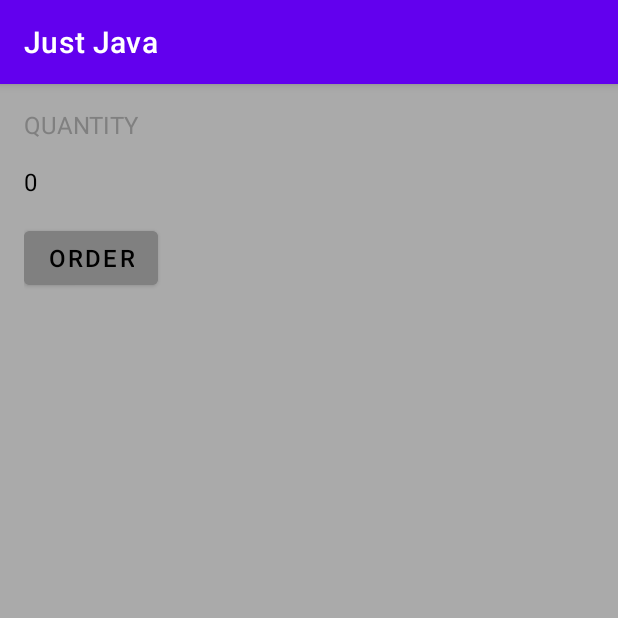
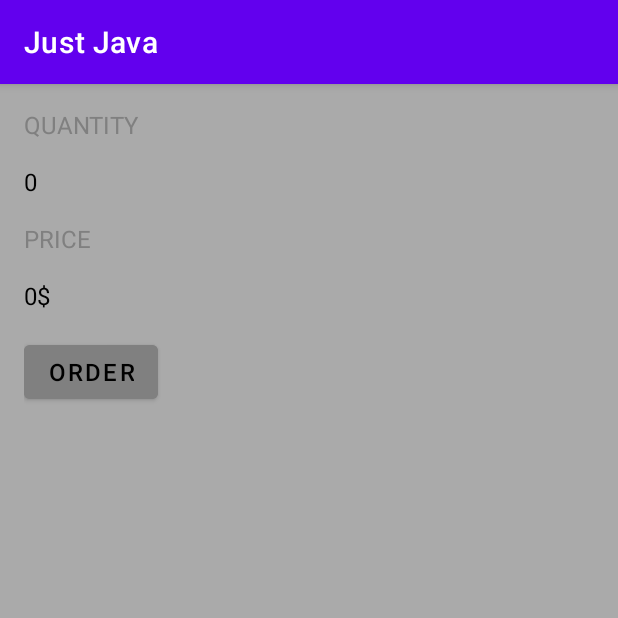
Before and after one commit to NarutoBratishka/Android-cost-calculator, an Android app: the screen it shows after launch (MainActivity), on a phone screen of 412 x 824 dp, the top half of it. Run offline under Robolectric (Android 15) with nearby library versions, the phone set to English and light mode, and no system bars.

Commit message:
add textView, button and operation onClick

```diff
--- a/app/src/main/java/com/example/android/justjava/MainActivity.java
+++ b/app/src/main/java/com/example/android/justjava/MainActivity.java
@@ -1,8 +1,15 @@
 package com.example.android.justjava;
 
+import android.os.Bundle;
 import androidx.appcompat.app.AppCompatActivity;
+import android.view.View;
+import android.widget.TextView;
 
-import android.os.Bundle;
+import java.text.NumberFormat;
+//import com.example.android.justjava.R;
+
+
+
 
 public class MainActivity extends AppCompatActivity {
 
@@ -11,4 +18,29 @@ public class MainActivity extends AppCompatActivity {
         super.onCreate(savedInstanceState);
         setContentView(R.layout.activity_main);
     }
+
+    /**
+
+     This method is called when the order button is clicked.
+     */
+    public void submitOrder(View view) {
+        display(1);
+        displayPrice(1);
+    }
+    /**
+
+     This method displays the given quantity value on the screen.
+     */
+    private void display(int number) {
+        TextView quantityTextView = (TextView) findViewById(R.id.quantity_text_view);
+        quantityTextView.setText("" + number);
+    }
+
+    /**
+     * This method displays the given price on the screen.
+     */
+    private void displayPrice(int number) {
+        TextView priceTextView = (TextView) findViewById(R.id.price_text_view);
+        priceTextView.setText(NumberFormat.getCurrencyInstance().format(number));
+    }
 }
--- a/app/src/main/res/layout/activity_main.xml
+++ b/app/src/main/res/layout/activity_main.xml
@@ -14,7 +14,7 @@
         android:layout_alignParentLeft="true"
         android:layout_alignParentTop="true"
         android:layout_marginBottom="16dp"
-        android:text="@string/quantity_text"
+        android:text="@string/quantity_word"
         android:textAllCaps="true"
         android:textColor="@android:color/tertiary_text_dark"
         android:textSize="16sp" />
@@ -25,19 +25,43 @@
         android:layout_height="wrap_content"
         android:layout_below="@id/quantity_word"
         android:layout_marginBottom="16dp"
-        android:text="@string/result_text"
+        android:text="@string/quantity_text"
         android:textColor="@color/black"
         android:textSize="16sp" />
+
+    <TextView
+        android:id="@+id/price_word"
+        android:layout_width="wrap_content"
+        android:layout_height="wrap_content"
+        android:layout_alignParentLeft="true"
+        android:layout_below="@id/quantity_text_view"
+        android:layout_marginBottom="16dp"
+        android:text="@string/price_word"
+        android:textAllCaps="true"
+        android:textColor="@android:color/tertiary_text_dark"
+        android:textSize="16sp"
+        android:onClick="submitOrder"/>
+
+    <TextView
+        android:id="@+id/price_text_view"
+        android:layout_width="wrap_content"
+        android:layout_height="wrap_content"
+        android:layout_below="@id/price_word"
+        android:layout_marginBottom="16dp"
+        android:text="@string/price_text"
+        android:textColor="@color/black"
+        android:textSize="16sp"/>
 
     <Button
         android:id="@+id/order_button"
         android:layout_width="wrap_content"
         android:layout_height="wrap_content"
-        android:layout_below="@id/quantity_text_view"
+        android:layout_below="@id/price_text_view"
         android:backgroundTint="@android:color/tertiary_text_dark"
         android:text="@string/button_text"
         android:textColor="@android:color/black"
-        android:textSize="16sp" />
+        android:textSize="16sp"
+        android:onClick="submitOrder"/>
 
 
 </RelativeLayout>
--- a/app/src/main/res/values/strings.xml
+++ b/app/src/main/res/values/strings.xml
@@ -1,6 +1,8 @@
 <resources>
     <string name="app_name">Just Java</string>
-    <string name="quantity_text">Quantity</string>
-    <string name="result_text">0</string>
+    <string name="quantity_word">Quantity</string>
+    <string name="quantity_text">0</string>
     <string name="button_text">ORDER</string>
+    <string name="price_word">price</string>
+    <string name="price_text">0$</string>
 </resources>
```
